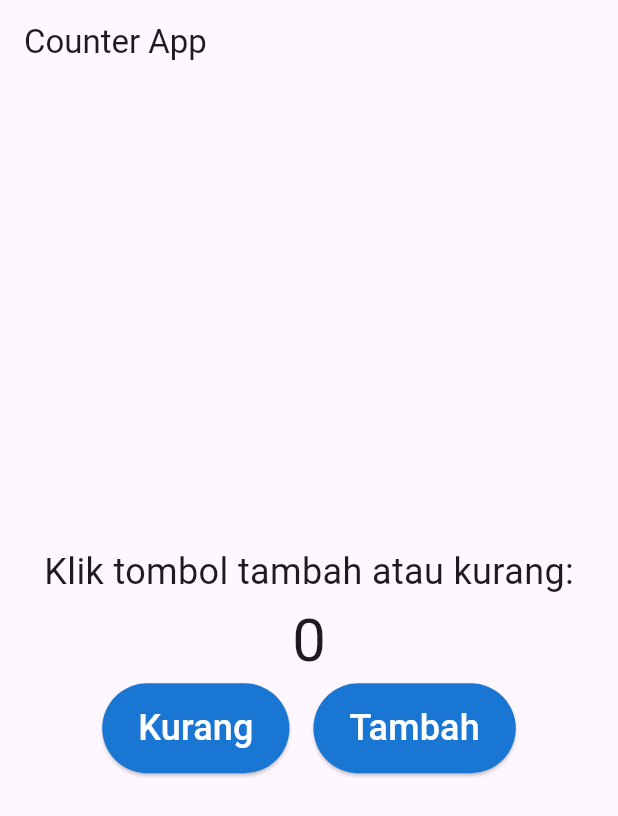
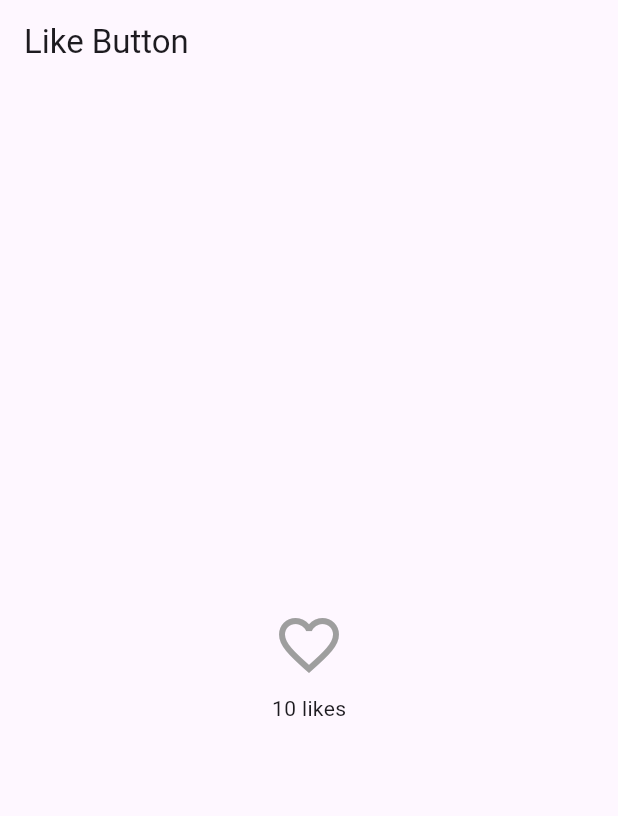
Before and after one commit to contrapoetra/mobile-programming-8, a Flutter app: the screen it shows after launch, on a phone screen of 412 x 824 dp. Shown: the top 816 px of the screen. Run offline on Flutter 3.47's test engine with Material 3 defaults, Android fonts, the phone set to English and light mode, and no system bars.

Commit message:
like function study

```diff
--- a/counter_app/lib/main.dart
+++ b/counter_app/lib/main.dart
@@ -11,9 +11,57 @@ class MyApp extends StatelessWidget {
   Widget build(BuildContext context) {
     return const MaterialApp(
       title: 'Stateful Widget Demo',
-      home: CounterPage(),
+      home: LikeButtonPage(),
     );
   }
+}
+
+class LikeButtonPage extends StatefulWidget {
+  const LikeButtonPage({super.key});
+
+  @override
+  State<LikeButtonPage> createState() => _LikeButtonPageState();
+}
+
+class _LikeButtonPageState extends State<LikeButtonPage> {
+  bool _isLiked = false; // state untuk status like
+  int _likeCount = 10;
+
+  void _toggleLike() {
+    setState(() {
+      if (_isLiked) {
+        _likeCount--;
+        _isLiked = false;
+      } else {
+        _likeCount++;
+        _isLiked = true;
+      }
+    });
+  }
+
+  @override
+  Widget build(BuildContext context) {
+    return Scaffold(
+      appBar: AppBar(title: const Text('Like Button')),
+      body: Center(
+        child: Column(
+          mainAxisAlignment: MainAxisAlignment.center,
+          children: [
+            IconButton(
+              icon: Icon(
+                _isLiked ? Icons.favorite : Icons.favorite_border,
+                color: _isLiked ? Colors.red : Colors.grey,
+                size: 48,
+              ),
+              onPressed: _toggleLike,
+            ),
+            Text('$_likeCount likes'),
+          ],
+        ),
+      ),
+    );
+  }
+
 }
 
 class CounterPage extends StatefulWidget {
```
